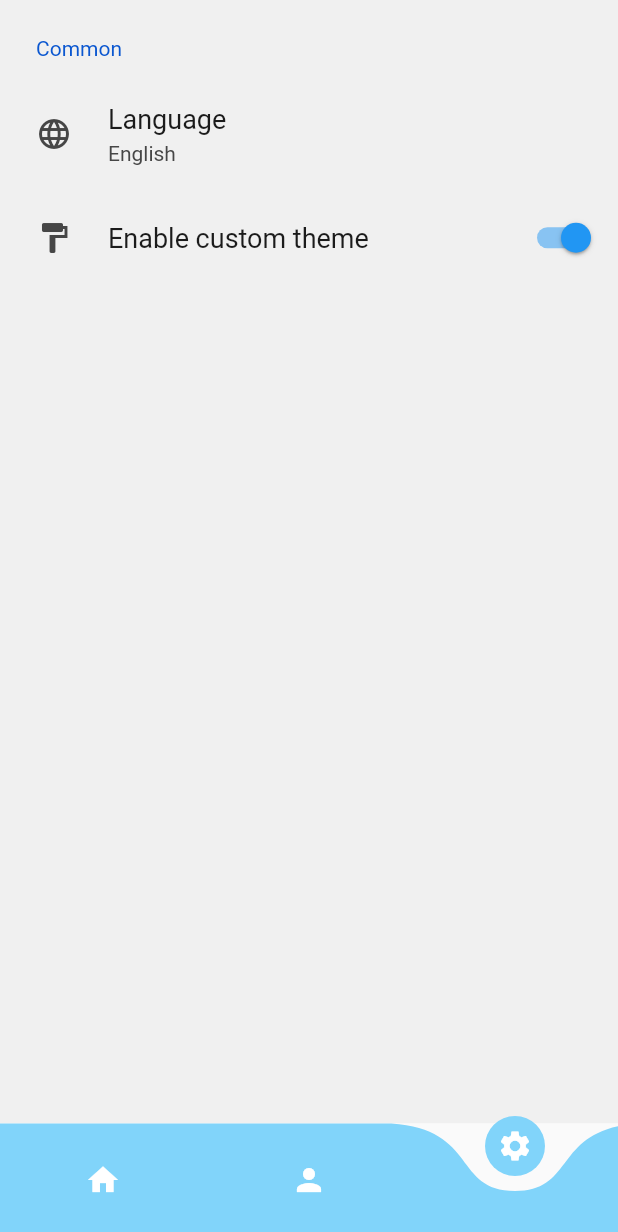
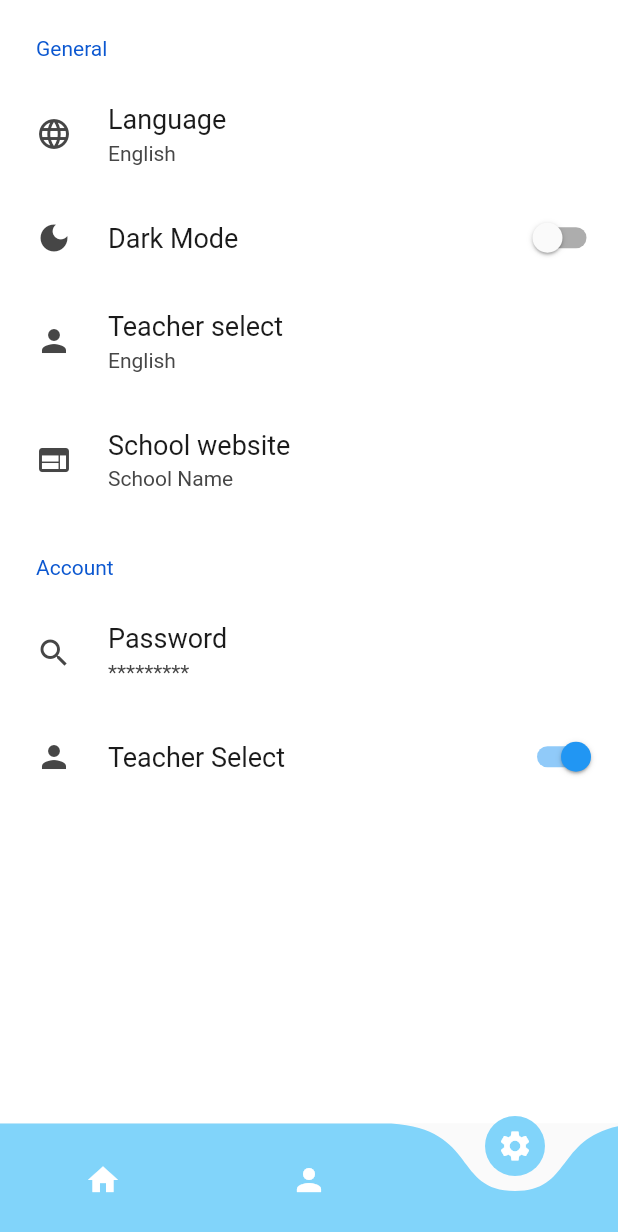
Before and after one commit to DhruvAcs/notification_app, a Flutter app: the screen it shows once a user with an empty profile is signed in, item 3 of the bottom bar chosen, on a phone screen of 412 x 824 dp. Shown: the top 1232 px of the screen. Run offline on Flutter 3.47's test engine with Material 2 defaults, Android fonts, the phone set to English and light mode, and no system bars; drawn by our look-alikes of curved_navigation_bar, settings_ui; our stand-ins replace cloud_firestore, firebase_auth, firebase_core, google_fonts, lottie; missing offline and left inert: dart:js; accounts and stored records are empty; network calls fail.

Commit message:
dark mode incomplete

```diff
--- a/lib/main.dart
+++ b/lib/main.dart
@@ -1,3 +1,5 @@
+// import 'dart:ffi';
+
 import 'package:flutter/material.dart';
 import 'package:notification_app/Auth/main_page.dart';
 import 'pages/login_page.dart';
@@ -8,24 +10,35 @@ Future main() async {
   WidgetsFlutterBinding.ensureInitialized();
   await Firebase.initializeApp(
     // Replace with actual values
-    options: FirebaseOptions(
+    options: const FirebaseOptions(
       apiKey: "AIzaSyDRatQVo_t6wROVtCLcxkhgtPS27i3VePQ",
       appId: "1:546133077542:android:746b23fd482678c8fcc0e7",
       messagingSenderId: "546133077542",
       projectId: "schedula-cd37d",
     ),
   );
-  runApp(MyApp());
+  runApp(const MyApp());
 }
 
 class MyApp extends StatelessWidget {
+
   const MyApp({Key? key}) : super(key: key);
+
+  static final ValueNotifier<ThemeMode> themeNotifier = ValueNotifier(ThemeMode.light);
 
   @override
   Widget build(BuildContext context) {
-    return MaterialApp(
-      debugShowCheckedModeBanner: false,
-      home: MainPage(),
+    return ValueListenableBuilder<ThemeMode>(
+        valueListenable: themeNotifier,
+        builder: (_, ThemeMode currentMode, __) {
+          return MaterialApp(
+            darkTheme: ThemeData.dark(),
+            theme: ThemeData.light(),
+            themeMode: currentMode,
+            debugShowCheckedModeBanner: false,
+            home: const MainPage(),
+          );
+        },
     );
   }
 }
--- a/lib/pages/settings_page.dart
+++ b/lib/pages/settings_page.dart
@@ -1,7 +1,9 @@
+import 'dart:developer';
+
 import 'package:flutter/material.dart';
 import 'package:firebase_auth/firebase_auth.dart';
 import 'package:settings_ui/settings_ui.dart';
-
+import 'package:notification_app/main.dart';
 
 class SettingsPage extends StatefulWidget {
   const SettingsPage({Key? key}) : super(key: key);
@@ -18,20 +20,58 @@ class _SettingsPageState extends State<SettingsPage> {
   Widget build(BuildContext context) {
     return Scaffold(
       body:  SettingsList(
+        darkTheme: const SettingsThemeData(settingsListBackground: Colors.white),
+        lightTheme: const SettingsThemeData(settingsListBackground: Colors.white),
         sections: [
           SettingsSection(
-            title: Text('Common'),
+            title: const Text('General'),
             tiles: <SettingsTile>[
               SettingsTile.navigation(
-                leading: Icon(Icons.language),
-                title: Text('Language'),
-                value: Text('English'),
+                leading: const Icon(Icons.language),
+                title: const Text('Language'),
+                value: const Text('English'),
+              ),
+              SettingsTile.switchTile(
+                onToggle: (value) {
+                  log(value.toString());
+                  log(MyApp.themeNotifier.value.toString());
+
+                  if (value) {
+                    return MyApp.themeNotifier.value = ThemeMode.dark;
+                  }
+                  MyApp.themeNotifier.value = ThemeMode.light;
+                  setState(() {
+                  });
+                },
+                initialValue: MyApp.themeNotifier.value == ThemeMode.light ? false : true,
+                leading: const Icon(Icons.dark_mode),
+                title: const Text('Dark Mode'),
+              ),
+              SettingsTile.navigation(
+                leading: const Icon(Icons.person),
+                title: const Text('Teacher select'),
+                value: const Text('English'),
+              ),
+              SettingsTile.navigation(
+                leading: const Icon(Icons.web),
+                title: const Text('School website'),
+                value: const Text('School Name'),
+              ),
+            ],
+          ),
+          SettingsSection(
+            title: const Text('Account'),
+            tiles: <SettingsTile>[
+              SettingsTile.navigation(
+                leading: const Icon(Icons.search),
+                title: const Text('Password'),
+                value: const Text('*********'),
               ),
               SettingsTile.switchTile(
                 onToggle: (value) {},
                 initialValue: true,
-                leading: Icon(Icons.format_paint),
-                title: Text('Enable custom theme'),
+                leading: const Icon(Icons.person),
+                title: const Text('Teacher Select'),
               ),
             ],
           ),
```
